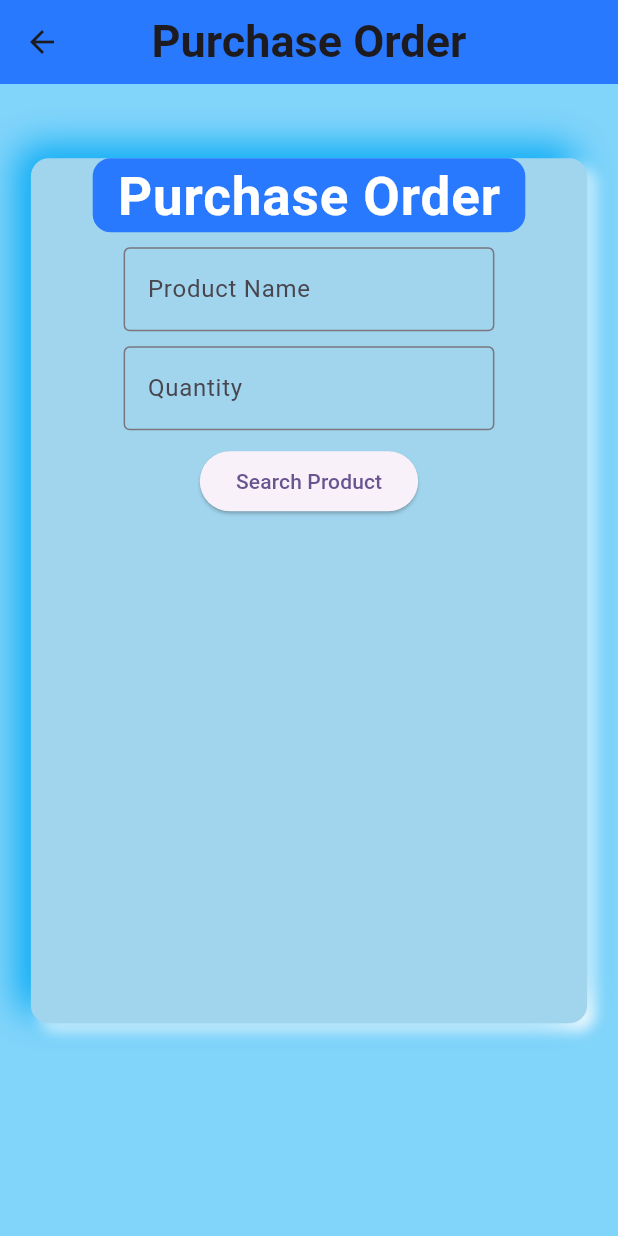
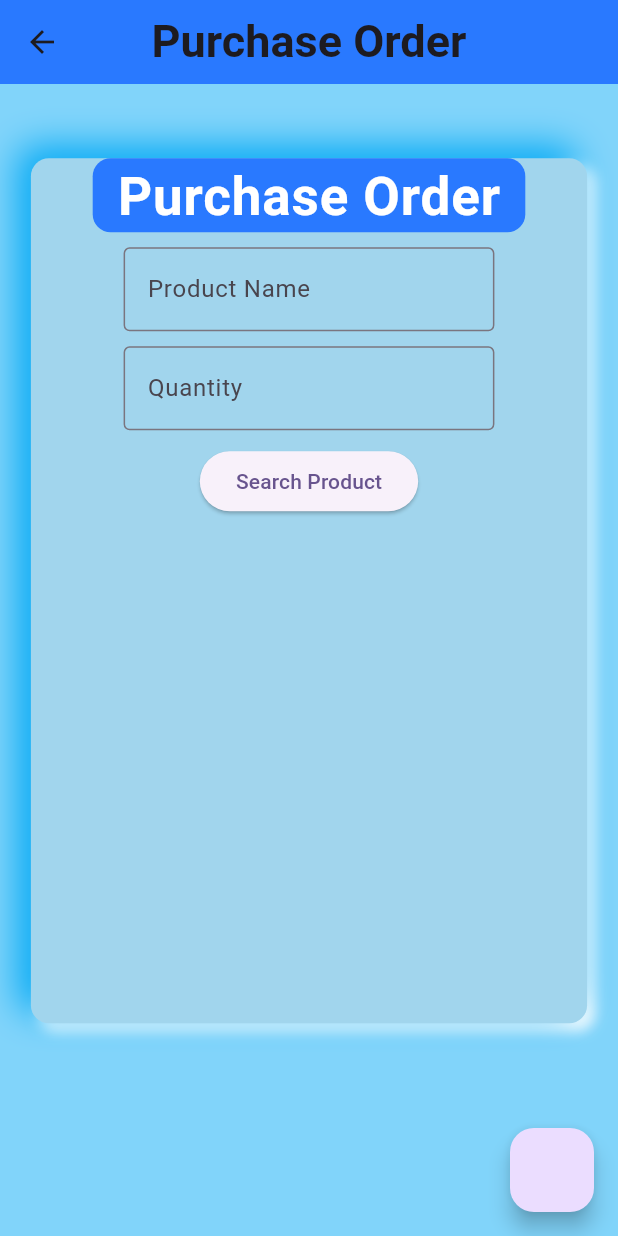
Before and after one commit to Muhammad-Arham383/Point_of_sales-Project-, a Flutter app: the SalesScreen screen opened directly, on a phone screen of 412 x 824 dp. Run offline on Flutter 3.47's test engine with Material 3 defaults, Android fonts, the phone set to English and light mode, and no system bars; our stand-ins replace animated_text_kit, bloc, cloud_firestore, firebase_auth, firebase_core, flutter_bloc and 2 more; accounts and stored records are empty; network calls fail.

```diff
--- a/lib/models/products.dart
+++ b/lib/models/products.dart
@@ -4,10 +4,10 @@ import 'dart:convert';
 import 'package:cloud_firestore/cloud_firestore.dart';
 
 class Products {
-  String productName;
-  String productCategory;
-  int stockQuantity;
-  double price;
+  final String productName;
+  final String productCategory;
+  final int stockQuantity;
+  final double price;
   Products({
     required this.productName,
     required this.productCategory,
@@ -52,7 +52,7 @@ class Products {
     return Products(
         productName: data['productName'],
         productCategory: data["productCategory"],
-        stockQuantity: data['stockQuantity'],
+        stockQuantity: data['stockQuantity'] ?? 0,
         price: data["price"]);
   }
   String toJson() => json.encode(toMap());
--- a/lib/screens/sales_screen.dart
+++ b/lib/screens/sales_screen.dart
@@ -46,6 +46,10 @@ class _SalesScreenState extends State<SalesScreen> {
     var width = MediaQuery.of(context).size.width;
     var height = MediaQuery.of(context).size.height;
     return Scaffold(
+        floatingActionButton: FloatingActionButton(onPressed: () {
+          Navigator.of(context)
+              .push(MaterialPageRoute(builder: (builder) => SalesScreen()));
+        }),
         backgroundColor: Colors.lightBlue.shade200,
         appBar: AppBar(
           backgroundColor: const Color.fromARGB(255, 41, 121, 255),
```
Also changed, not shown: lib/screens/sign_up_screen.dart (+8 -2 lines).
